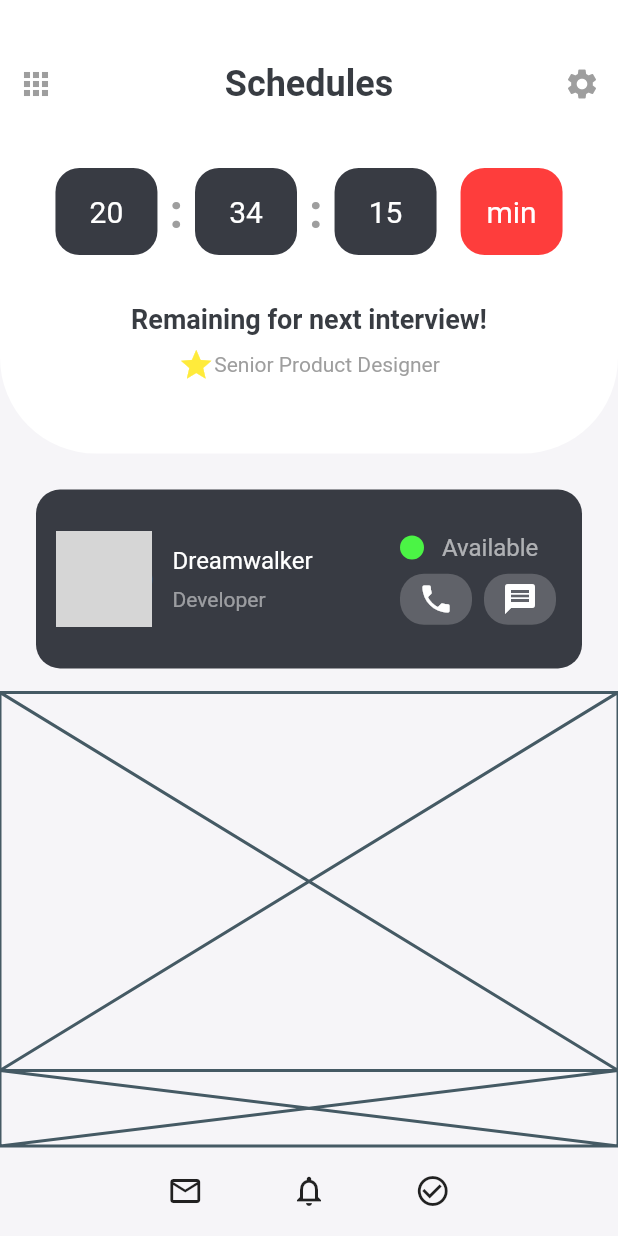
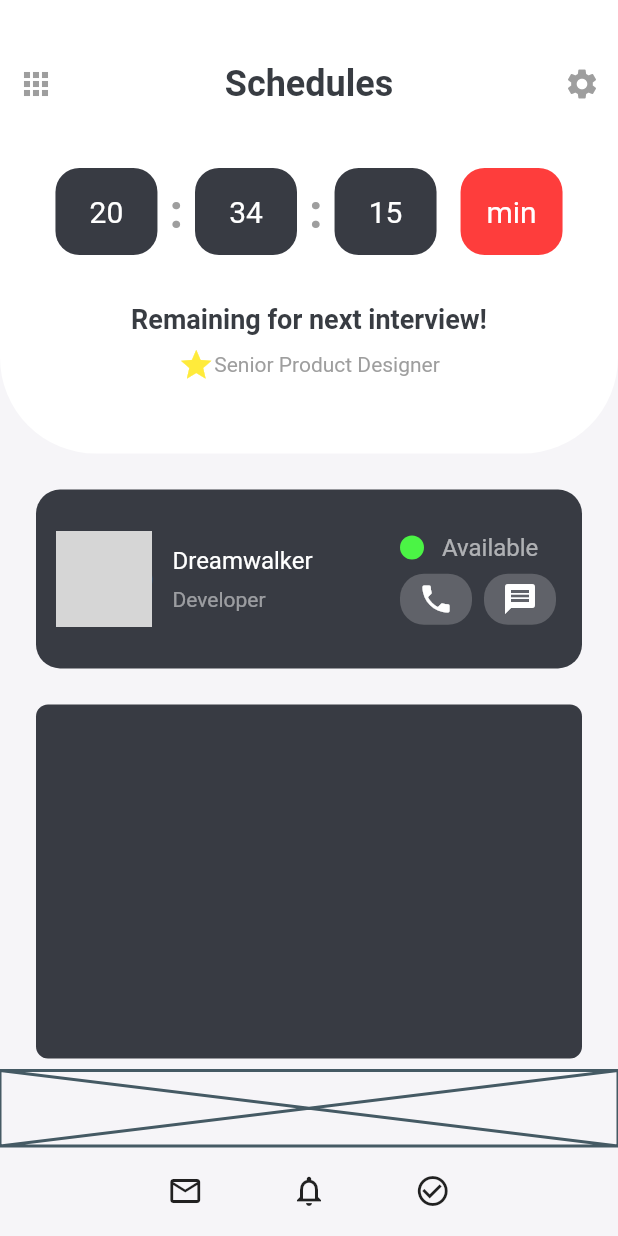
Before and after one commit to JAICHANGPARK/flutter_notebook_2nd_story, a Flutter app: the screen it shows after launch, on a phone screen of 412 x 824 dp. Run offline on Flutter 3.47's test engine with Material 2 defaults, Android fonts, the phone set to English and light mode, and no system bars; network calls fail; grey boxes are pictures that could not be loaded.

Commit message:
Update main_page.dart

```diff
--- a/lib/interview_app/main_page.dart
+++ b/lib/interview_app/main_page.dart
@@ -24,6 +24,8 @@ class _SchedulesPageState extends State<SchedulesPage>
   double hour = 0;
   double min = 0;
   int second = 0;
+  AnimationController _fadeAnimationController;
+  Animation<double> _fadeAnimation;
 
   @override
   void initState() {
@@ -40,6 +42,13 @@ class _SchedulesPageState extends State<SchedulesPage>
       second %= 60;
       setState(() {});
     });
+    _fadeAnimationController = AnimationController(vsync: this, duration: Duration(
+      milliseconds: 500
+    ));
+
+    _fadeAnimation = Tween<double>(begin: 0, end: 1).animate(_fadeAnimationController);
+
+    _fadeAnimationController.forward();
   }
 
   @override
@@ -339,7 +348,16 @@ class _SchedulesPageState extends State<SchedulesPage>
           Flexible(
             flex: 5,
             fit: FlexFit.tight,
-            child: Placeholder(),
+            child: FadeTransition(
+              child: Container(
+                margin: const EdgeInsets.symmetric(horizontal: 24,
+                vertical: 8),
+                decoration: BoxDecoration(
+                  color: boxBlackColor,
+                  borderRadius: BorderRadius.circular(8)
+                ),
+              ), opacity: _fadeAnimationController,
+            ),
           ),
           Flexible(
             flex: 1,
```
